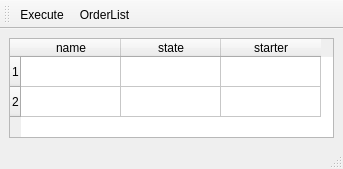
QuantTraderEd/AQTrader, file zeroexecuter.ui: the form before one commit.
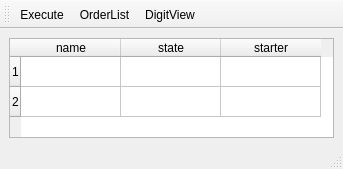
The form after the commit. Icons and pictures are not drawn.

```diff
--- a/zeroexecuter.ui
+++ b/zeroexecuter.ui
@@ -78,6 +78,7 @@
    </attribute>
    <addaction name="actionExecute"/>
    <addaction name="actionOrderlist"/>
+   <addaction name="actionDigitView"/>
   </widget>
   <action name="actionExecute">
    <property name="checkable">
@@ -101,6 +102,15 @@
     <string>OrderList</string>
    </property>
   </action>
+  <action name="actionDigitView">
+   <property name="icon">
+    <iconset resource="zeroexecuter.qrc">
+     <normaloff>:/resource/dollar.png</normaloff>:/resource/dollar.png</iconset>
+   </property>
+   <property name="text">
+    <string>DigitView</string>
+   </property>
+  </action>
  </widget>
  <resources>
   <include location="zeroexecuter.qrc"/>
```
